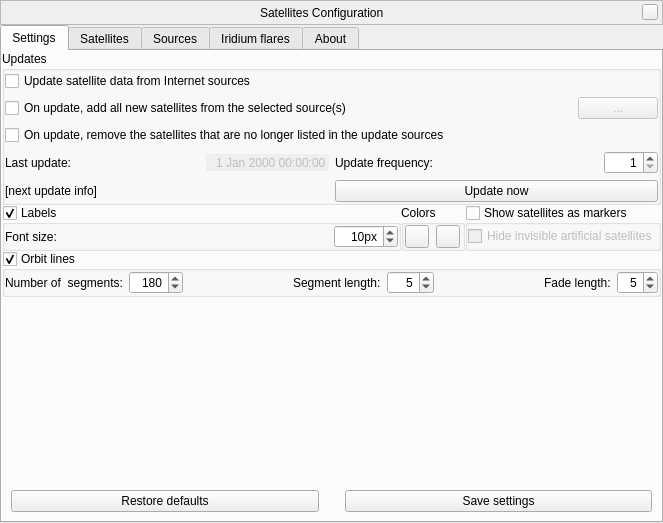
The window that plugins/Satellites/src/gui/satellitesDialog.ui (Stellarium/stellarium) describes before a commit, drawn with Qt 5.
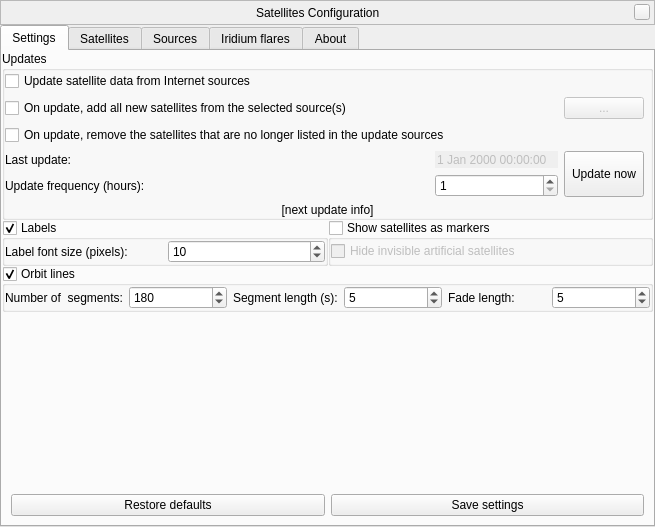
The same window after the commit. Icons and pictures are not drawn. Custom widgets are drawn as their Qt base class.

What changed in the file:
```diff
--- a/plugins/Satellites/src/gui/satellitesDialog.ui
+++ b/plugins/Satellites/src/gui/satellitesDialog.ui
@@ -6,8 +6,8 @@
    <rect>
     <x>0</x>
     <y>0</y>
-    <width>663</width>
-    <height>523</height>
+    <width>655</width>
+    <height>527</height>
    </rect>
   </property>
   <property name="windowTitle">
@@ -178,114 +178,7 @@
           <property name="bottomMargin">
            <number>0</number>
           </property>
-          <item row="3" column="0">
-           <layout class="QGridLayout" name="gridLayout_7">
-            <item row="0" column="1">
-             <layout class="QHBoxLayout" name="horizontalLayout_11">
-              <item>
-               <widget class="QLabel" name="updateFrequencyLabel">
-                <property name="text">
-                 <string>Update frequency:</string>
-                </property>
-               </widget>
-              </item>
-              <item>
-               <spacer name="horizontalSpacer_6">
-                <property name="orientation">
-                 <enum>Qt::Horizontal</enum>
-                </property>
-                <property name="sizeHint" stdset="0">
-                 <size>
-                  <width>40</width>
-                  <height>20</height>
-                 </size>
-                </property>
-               </spacer>
-              </item>
-              <item>
-               <widget class="QSpinBox" name="updateFrequencySpinBox">
-                <property name="alignment">
-                 <set>Qt::AlignRight|Qt::AlignTrailing|Qt::AlignVCenter</set>
-                </property>
-                <property name="minimum">
-                 <number>1</number>
-                </property>
-                <property name="maximum">
-                 <number>9999</number>
-                </property>
-                <property name="value">
-                 <number>1</number>
-                </property>
-               </widget>
-              </item>
-             </layout>
-            </item>
-            <item row="0" column="0">
-             <layout class="QHBoxLayout" name="horizontalLayout_10">
-              <item>
-               <widget class="QLabel" name="label_7">
-                <property name="text">
-                 <string>Last update:</string>
-                </property>
-               </widget>
-              </item>
-              <item>
-               <spacer name="horizontalSpacer">
-                <property name="orientation">
-                 <enum>Qt::Horizontal</enum>
-                </property>
-                <property name="sizeHint" stdset="0">
-                 <size>
-                  <width>40</width>
-                  <height>20</height>
-                 </size>
-                </property>
-               </spacer>
-              </item>
-              <item>
-               <widget class="QDateTimeEdit" name="lastUpdateDateTimeEdit">
-                <property name="enabled">
-                 <bool>false</bool>
-                </property>
-                <property name="frame">
-                 <bool>false</bool>
-                </property>
-                <property name="alignment">
-                 <set>Qt::AlignRight|Qt::AlignTrailing|Qt::AlignVCenter</set>
-                </property>
-                <property name="buttonSymbols">
-                 <enum>QAbstractSpinBox::NoButtons</enum>
-                </property>
-               </widget>
-              </item>
-             </layout>
-            </item>
-            <item row="1" column="0">
-             <widget class="QLabel" name="nextUpdateLabel">
-              <property name="text">
-               <string notr="true">[next update info]</string>
-              </property>
-              <property name="alignment">
-               <set>Qt::AlignLeading|Qt::AlignLeft|Qt::AlignVCenter</set>
-              </property>
-             </widget>
-            </item>
-            <item row="1" column="1">
-             <widget class="QPushButton" name="updateButton">
-              <property name="sizePolicy">
-               <sizepolicy hsizetype="Minimum" vsizetype="Preferred">
-                <horstretch>0</horstretch>
-                <verstretch>0</verstretch>
-               </sizepolicy>
-              </property>
-              <property name="text">
-               <string>Update now</string>
-              </property>
-             </widget>
-            </item>
-           </layout>
-          </item>
-          <item row="1" column="0">
+          <item row="1" column="0" colspan="4">
            <layout class="QHBoxLayout" name="horizontalLayoutAutoAdd">
             <item>
              <widget class="QCheckBox" name="checkBoxAutoAdd">
@@ -312,20 +205,96 @@
             </item>
            </layout>
           </item>
-          <item row="0" column="0">
-           <widget class="QCheckBox" name="internetUpdatesCheckbox">
+          <item row="4" column="0">
+           <widget class="QLabel" name="updateFrequencyLabel">
             <property name="text">
-             <string>Update satellite data from Internet sources</string>
+             <string>Update frequency (hours):</string>
             </property>
            </widget>
           </item>
-          <item row="2" column="0">
+          <item row="4" column="2">
+           <widget class="QSpinBox" name="updateFrequencySpinBox">
+            <property name="minimum">
+             <number>1</number>
+            </property>
+            <property name="maximum">
+             <number>9999</number>
+            </property>
+            <property name="value">
+             <number>1</number>
+            </property>
+           </widget>
+          </item>
+          <item row="2" column="0" colspan="4">
            <widget class="QCheckBox" name="checkBoxAutoRemove">
             <property name="text">
              <string>On update, remove the satellites that are no longer listed in the update sources</string>
             </property>
            </widget>
           </item>
+          <item row="0" column="0" colspan="4">
+           <widget class="QCheckBox" name="internetUpdatesCheckbox">
+            <property name="text">
+             <string>Update satellite data from Internet sources</string>
+            </property>
+           </widget>
+          </item>
+          <item row="3" column="2">
+           <widget class="QDateTimeEdit" name="lastUpdateDateTimeEdit">
+            <property name="enabled">
+             <bool>false</bool>
+            </property>
+            <property name="frame">
+             <bool>false</bool>
+            </property>
+            <property name="buttonSymbols">
+             <enum>QAbstractSpinBox::NoButtons</enum>
+            </property>
+           </widget>
+          </item>
+          <item row="3" column="0">
+           <widget class="QLabel" name="label_7">
+            <property name="text">
+             <string>Last update:</string>
+            </property>
+           </widget>
+          </item>
+          <item row="5" column="0" colspan="5">
+           <widget class="QLabel" name="nextUpdateLabel">
+            <property name="text">
+             <string notr="true">[next update info]</string>
+            </property>
+            <property name="alignment">
+             <set>Qt::AlignCenter</set>
+            </property>
+           </widget>
+          </item>
+          <item row="3" column="3" rowspan="2">
+           <widget class="QPushButton" name="updateButton">
+            <property name="sizePolicy">
+             <sizepolicy hsizetype="Minimum" vsizetype="Preferred">
+              <horstretch>0</horstretch>
+              <verstretch>0</verstretch>
+             </sizepolicy>
+            </property>
+            <property name="text">
+             <string>Update now</string>
+            </property>
+           </widget>
+          </item>
+          <item row="3" column="1" rowspan="2">
+           <spacer name="horizontalSpacer">
+            <property name="orientation">
+             <enum>Qt::Horizontal</enum>
+            </property>
+            <property name="sizeHint" stdset="0">
+             <size>
+              <width>17</width>
+              <height>20</height>
+             </size>
+            </property>
+           </spacer>
+          </item>
          </layout>
         </widget>
        </item>
@@ -358,7 +327,14 @@
             <property name="bottomMargin">
              <number>0</number>
             </property>
-            <item row="1" column="2">
+            <item row="1" column="0">
+             <widget class="QLabel" name="label_10">
+              <property name="text">
+               <string>Label font size (pixels):</string>
+              </property>
+             </widget>
+            </item>
+            <item row="1" column="1">
              <widget class="QSpinBox" name="fontSizeSpinBox">
               <property name="sizePolicy">
                <sizepolicy hsizetype="Minimum" vsizetype="Fixed">
@@ -366,12 +342,6 @@
                 <verstretch>0</verstretch>
                </sizepolicy>
               </property>
-              <property name="alignment">
-               <set>Qt::AlignRight|Qt::AlignTrailing|Qt::AlignVCenter</set>
-              </property>
-              <property name="suffix">
-               <string comment="pixels">px</string>
-              </property>
               <property name="minimum">
                <number>-100</number>
               </property>
@@ -383,67 +353,6 @@
               </property>
              </widget>
             </item>
-            <item row="1" column="0">
-             <widget class="QLabel" name="label_10">
-              <property name="text">
-               <string>Font size:</string>
-              </property>
-             </widget>
-            </item>
-            <item row="1" column="1">
-             <spacer name="horizontalSpacer_3">
-              <property name="orientation">
-               <enum>Qt::Horizontal</enum>
-              </property>
-              <property name="sizeHint" stdset="0">
-               <size>
-                <width>40</width>
-                <height>20</height>
-               </size>
-              </property>
-             </spacer>
-            </item>
-           </layout>
-          </widget>
-         </item>
-         <item>
-          <widget class="QGroupBox" name="colorsGroup">
-           <property name="title">
-            <string>Colors</string>
-           </property>
-           <layout class="QGridLayout" name="gridLayout_6">
-            <property name="leftMargin">
-             <number>0</number>
-            </property>
-            <property name="topMargin">
-             <number>0</number>
-            </property>
-            <property name="rightMargin">
-             <number>0</number>
-            </property>
-            <property name="bottomMargin">
-             <number>0</number>
-            </property>
-            <item row="0" column="0">
-             <widget class="QToolButton" name="invisibleColorButton">
-              <property name="toolTip">
-               <string>Color of markers, labels and orbits for invisible satellites</string>
-              </property>
-              <property name="text">
-               <string/>
-              </property>
-             </widget>
-            </item>
-            <item row="0" column="1">
-             <widget class="QToolButton" name="transitColorButton">
-              <property name="toolTip">
-               <string>Color of markers for satellites in transit through the Sun or the Moon</string>
-              </property>
-              <property name="text">
-               <string notr="true"/>
-              </property>
-             </widget>
-            </item>
            </layout>
           </widget>
          </item>
@@ -507,62 +416,11 @@
           <property name="bottomMargin">
            <number>0</number>
           </property>
-          <item row="0" column="7">
-           <widget class="QSpinBox" name="orbitFadeSpin">
-            <property name="toolTip">
-             <string>Number of segments used to draw each end of the line</string>
-            </property>
-            <property name="alignment">
-             <set>Qt::AlignRight|Qt::AlignTrailing|Qt::AlignVCenter</set>
-            </property>
-            <property name="maximum">
-             <number>50</number>
-            </property>
-            <property name="value">
-             <number>5</number>
-            </property>
-           </widget>
-          </item>
-          <item row="0" column="2">
-           <spacer name="horizontalSpacer_4">
-            <property name="orientation">
-             <enum>Qt::Horizontal</enum>
-            </property>
-            <property name="sizeHint" stdset="0">
-             <size>
-              <width>40</width>
-              <height>20</height>
-             </size>
-            </property>
-           </spacer>
-          </item>
-          <item row="0" column="4">
-           <widget class="QSpinBox" name="orbitDurationSpin">
-            <property name="toolTip">
-             <string>Duration of a single segment in seconds</string>
-            </property>
-            <property name="alignment">
-             <set>Qt::AlignRight|Qt::AlignTrailing|Qt::AlignVCenter</set>
-            </property>
-            <property name="minimum">
-             <number>1</number>
-            </property>
-            <property name="maximum">
-             <number>120</number>
-            </property>
-            <property name="value">
-             <number>5</number>
-            </property>
-           </widget>
-          </item>
           <item row="0" column="1">
            <widget class="QSpinBox" name="orbitSegmentsSpin">
             <property name="toolTip">
              <string>Number of segments used to draw the line</string>
             </property>
-            <property name="alignment">
-             <set>Qt::AlignRight|Qt::AlignTrailing|Qt::AlignVCenter</set>
-            </property>
             <property name="minimum">
              <number>3</number>
             </property>
@@ -575,28 +433,21 @@
            </widget>
           </item>
           <item row="0" column="3">
-           <widget class="QLabel" name="labelSegmentLength">
+           <widget class="QSpinBox" name="orbitDurationSpin">
             <property name="toolTip">
              <string>Duration of a single segment</string>
             </property>
-            <property name="text">
-             <string>Segment length:</string>
+            <property name="minimum">
+             <number>1</number>
+            </property>
+            <property name="maximum">
+             <number>120</number>
+            </property>
+            <property name="value">
+             <number>5</number>
             </property>
            </widget>
           </item>
-          <item row="0" column="5">
-           <spacer name="horizontalSpacer_5">
-            <property name="orientation">
-             <enum>Qt::Horizontal</enum>
-            </property>
-            <property name="sizeHint" stdset="0">
-             <size>
-              <width>40</width>
-              <height>20</height>
-             </size>
-            </property>
-           </spacer>
-          </item>
           <item row="0" column="0">
            <widget class="QLabel" name="label_5">
             <property name="toolTip">
@@ -607,7 +458,7 @@
             </property>
            </widget>
           </item>
-          <item row="0" column="6">
+          <item row="0" column="4">
            <widget class="QLabel" name="label_6">
             <property name="toolTip">
              <string>Number of segments used to draw each end of the line</string>
@@ -617,6 +468,29 @@
             </property>
            </widget>
           </item>
+          <item row="0" column="2">
+           <widget class="QLabel" name="label_8">
+            <property name="toolTip">
+             <string>Duration of a single segment in seconds</string>
+            </property>
+            <property name="text">
+             <string extracomment="TRANSLATORS: = &quot;duration&quot;. 's' means seconds">Segment length (s):</string>
+            </property>
+           </widget>
+          </item>
+          <item row="0" column="5">
+           <widget class="QSpinBox" name="orbitFadeSpin">
+            <property name="toolTip">
+             <string>Number of segments used to draw each end of the line</string>
+            </property>
+            <property name="maximum">
+             <number>50</number>
+            </property>
+            <property name="value">
+             <number>5</number>
+            </property>
+           </widget>
+          </item>
          </layout>
         </widget>
        </item>
@@ -661,22 +535,6 @@
             </property>
            </widget>
           </item>
-          <item>
-           <spacer name="horizontalSpacer_7">
-            <property name="orientation">
-             <enum>Qt::Horizontal</enum>
-            </property>
-            <property name="sizeType">
-             <enum>QSizePolicy::Fixed</enum>
-            </property>
-            <property name="sizeHint" stdset="0">
-             <size>
-              <width>20</width>
-              <height>20</height>
-             </size>
-            </property>
-           </spacer>
-          </item>
           <item>
            <widget class="QPushButton" name="saveSettingsButton">
             <property name="sizePolicy">
```
Left out of the diff: 58 changed lines with no effect on the pictures.
